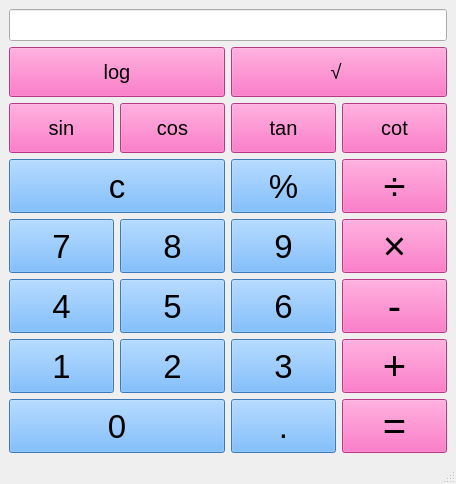
This is PyLearn7-Assignment18/calculator/main.ui in MahdiAhmadiKamal/PyLearn7-GUI as Qt 5 draws it before an edit. The edited form follows.
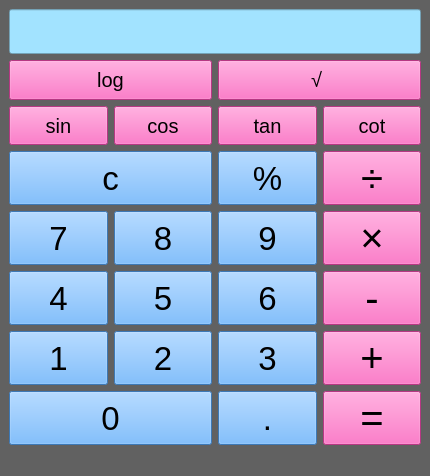
This is the edited form.

```diff
--- a/PyLearn7-Assignment18/calculator/main.ui
+++ b/PyLearn7-Assignment18/calculator/main.ui
@@ -6,26 +6,35 @@
    <rect>
     <x>0</x>
     <y>0</y>
-    <width>456</width>
-    <height>484</height>
+    <width>430</width>
+    <height>476</height>
    </rect>
   </property>
   <property name="windowTitle">
    <string>MainWindow</string>
   </property>
   <property name="styleSheet">
-   <string notr="true"/>
+   <string notr="true">background-color: rgb(97, 97, 97);</string>
   </property>
   <widget class="QWidget" name="centralwidget">
    <layout class="QGridLayout" name="gridLayout">
     <item row="0" column="0" colspan="4">
      <widget class="QLineEdit" name="txtbox">
+      <property name="sizePolicy">
+       <sizepolicy hsizetype="Expanding" vsizetype="Expanding">
+        <horstretch>0</horstretch>
+        <verstretch>0</verstretch>
+       </sizepolicy>
+      </property>
       <property name="font">
        <font>
         <family>Arial</family>
-        <pointsize>15</pointsize>
+        <pointsize>25</pointsize>
        </font>
       </property>
+      <property name="styleSheet">
+       <string notr="true">background-color:rgb(162, 227, 255)</string>
+      </property>
      </widget>
     </item>
     <item row="1" column="0" colspan="2">
```
Left out of the diff: 2 changed lines with no effect on the pictures.
